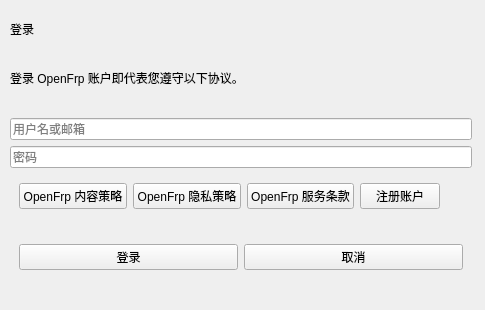
The window that QtUI/loginWidget.ui (MCSLTeam/OpenFRP_Plugin) describes before a commit, drawn with Qt 5.
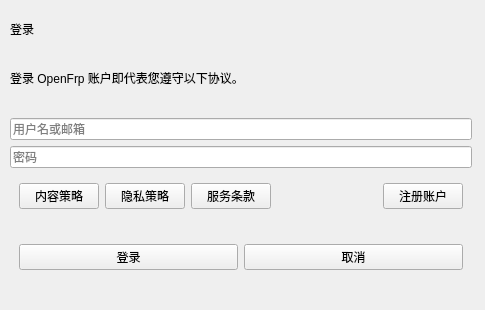
The same window after the commit. Custom widgets are drawn as their Qt base class.

Diff of the .ui file:
```diff
--- a/QtUI/loginWidget.ui
+++ b/QtUI/loginWidget.ui
@@ -62,7 +62,7 @@
     <item row="4" column="0">
      <widget class="QWidget" name="ofAgreementBtnWidget" native="true">
       <property name="sizePolicy">
-       <sizepolicy hsizetype="Fixed" vsizetype="Fixed">
+       <sizepolicy hsizetype="Expanding" vsizetype="Fixed">
         <horstretch>0</horstretch>
         <verstretch>0</verstretch>
        </sizepolicy>
@@ -77,7 +77,7 @@
           </sizepolicy>
          </property>
          <property name="text">
-          <string>OpenFrp 内容策略</string>
+          <string>内容策略</string>
          </property>
          <property name="url">
           <url>
@@ -88,8 +88,14 @@
        </item>
        <item>
         <widget class="HyperlinkLabel" name="ofPrivacyLabel">
+         <property name="sizePolicy">
+          <sizepolicy hsizetype="Fixed" vsizetype="Fixed">
+           <horstretch>0</horstretch>
+           <verstretch>0</verstretch>
+          </sizepolicy>
+         </property>
          <property name="text">
-          <string>OpenFrp 隐私策略</string>
+          <string>隐私策略</string>
          </property>
          <property name="url">
           <url>
@@ -100,8 +106,14 @@
        </item>
        <item>
         <widget class="HyperlinkLabel" name="ofPolicyLabel">
+         <property name="sizePolicy">
+          <sizepolicy hsizetype="Fixed" vsizetype="Fixed">
+           <horstretch>0</horstretch>
+           <verstretch>0</verstretch>
+          </sizepolicy>
+         </property>
          <property name="text">
-          <string>OpenFrp 服务条款</string>
+          <string>服务条款</string>
          </property>
          <property name="url">
           <url>
@@ -110,6 +122,22 @@
          </property>
         </widget>
        </item>
+       <item>
+        <spacer name="horizontalSpacer">
+         <property name="orientation">
+          <enum>Qt::Horizontal</enum>
+         </property>
+         <property name="sizeType">
+          <enum>QSizePolicy::Fixed</enum>
+         </property>
+         <property name="sizeHint" stdset="0">
+          <size>
+           <width>200</width>
+           <height>20</height>
+          </size>
+         </property>
+        </spacer>
+       </item>
        <item>
         <widget class="HyperlinkLabel" name="ofRegisterLabel">
          <property name="text">
```
